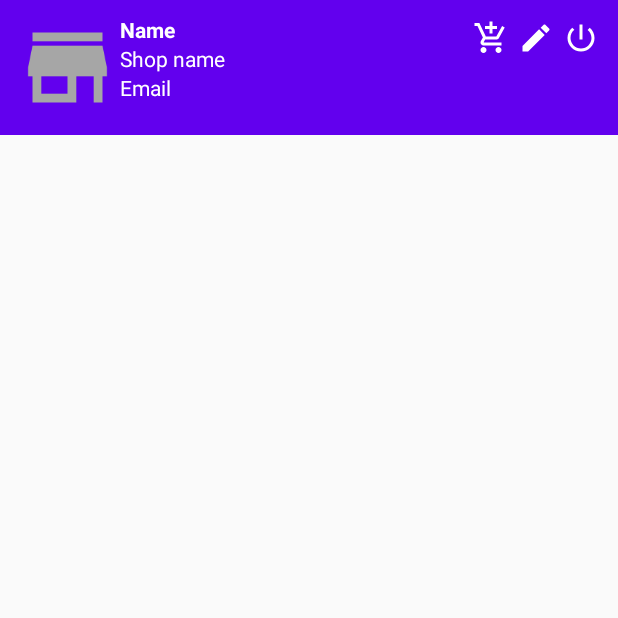
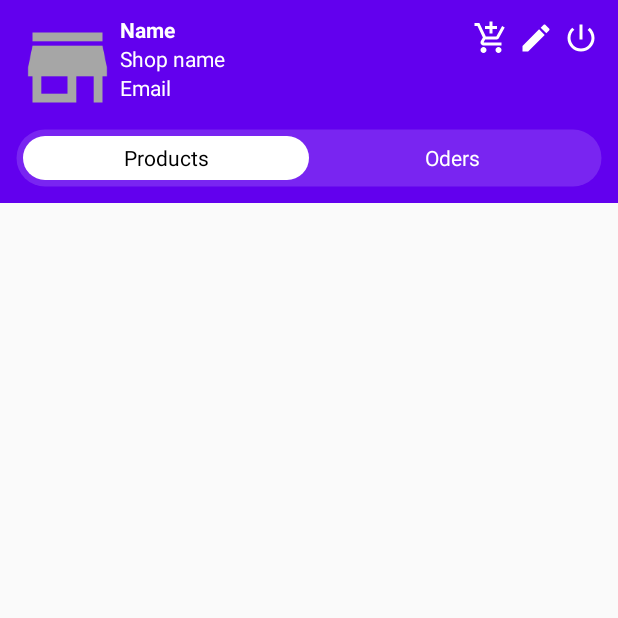
Before and after one commit to Kimkims1/groceries-shop, an Android app: the MainSellerActivity screen opened directly, with no data from a screen before it, on a phone screen of 412 x 824 dp, the top half of it. Run offline under Robolectric (Android 15) with nearby library versions, the phone set to English and light mode, and no system bars; our stand-ins replace Firebase (no records; nobody signed in at launch, a user with empty details on screens opened directly), Picasso; plain views replace CircularImageView.

```diff
--- a/app/src/main/java/com/carldroid/groceryapp/AddProductActivity.java
+++ b/app/src/main/java/com/carldroid/groceryapp/AddProductActivity.java
@@ -145,7 +145,8 @@ public class AddProductActivity extends AppCompatActivity {
         backBtn.setOnClickListener(new View.OnClickListener() {
             @Override
             public void onClick(View v) {
-                onBackPressed();
+               startActivity(new Intent(AddProductActivity.this,MainSellerActivity.class));
+               finish();
             }
         });
     }
--- a/app/src/main/java/com/carldroid/groceryapp/MainSellerActivity.java
+++ b/app/src/main/java/com/carldroid/groceryapp/MainSellerActivity.java
@@ -8,6 +8,7 @@ import android.os.Bundle;
 import android.view.View;
 import android.widget.ImageButton;
 import android.widget.ImageView;
+import android.widget.RelativeLayout;
 import android.widget.TextView;
 
 import com.google.firebase.auth.FirebaseAuth;
@@ -21,11 +22,13 @@ import com.squareup.picasso.Picasso;
 
 public class MainSellerActivity extends AppCompatActivity {
 
-    private TextView nameTv, emailTv, shopNameTv;
+    private TextView nameTv, emailTv, shopNameTv, productTab, OrderTab;
     private ImageButton logout, editProfileBtn, addProductBtn;
     private ImageView profileIv;
 
     private FirebaseAuth firebaseAuth;
+
+    private RelativeLayout productsRl, ordersRl;
 
     @Override
     protected void onCreate(Bundle savedInstanceState) {
@@ -39,9 +42,32 @@ public class MainSellerActivity extends AppCompatActivity {
         shopNameTv = findViewById(R.id.shopNameTv);
         addProductBtn = findViewById(R.id.addProductBtn);
         profileIv = findViewById(R.id.profileIv);
+        productTab = findViewById(R.id.productsTab);
+        OrderTab = findViewById(R.id.ordersTab);
+        productsRl = findViewById(R.id.productsRl);
+        ordersRl = findViewById(R.id.odersRl);
 
         firebaseAuth = FirebaseAuth.getInstance();
         checkUser();
+
+        showProductsUi();
+
+        productTab.setOnClickListener(new View.OnClickListener() {
+            @Override
+            public void onClick(View v) {
+
+                showProductsUi();
+
+            }
+        });
+
+        OrderTab.setOnClickListener(new View.OnClickListener() {
+            @Override
+            public void onClick(View v) {
+
+                showOdersUi();
+            }
+        });
 
         logout.setOnClickListener(new View.OnClickListener() {
             @Override
@@ -70,6 +96,32 @@ public class MainSellerActivity extends AppCompatActivity {
 
             }
         });
+    }
+
+    private void showOdersUi() {
+        productsRl.setVisibility(View.GONE);
+        ordersRl.setVisibility(View.VISIBLE);
+
+        productTab.setTextColor(getResources().getColor(R.color.colorWhite));
+        productTab.setBackgroundColor(getResources().getColor(android.R.color.transparent));
+
+        OrderTab.setTextColor(getResources().getColor(R.color.colorblack));
+        OrderTab.setBackgroundResource(R.drawable.shape_rect04);
+
+    }
+
+    private void showProductsUi() {
+
+        productsRl.setVisibility(View.VISIBLE);
+        ordersRl.setVisibility(View.GONE);
+
+        productTab.setTextColor(getResources().getColor(R.color.colorblack));
+        productTab.setBackgroundResource(R.drawable.shape_rect04);
+
+        OrderTab.setTextColor(getResources().getColor(R.color.colorWhite));
+        OrderTab.setBackgroundColor(getResources().getColor(android.R.color.transparent));
+
+
     }
 
     private void checkUser() {
--- a/app/src/main/java/com/carldroid/groceryapp/ProfileEditSellerActivity.java
+++ b/app/src/main/java/com/carldroid/groceryapp/ProfileEditSellerActivity.java
@@ -120,8 +120,8 @@ public class ProfileEditSellerActivity extends AppCompatActivity implements Loca
         backBtn.setOnClickListener(new View.OnClickListener() {
             @Override
             public void onClick(View v) {
-                //go back previous activity
-                onBackPressed();
+                startActivity(new Intent(ProfileEditSellerActivity.this,MainSellerActivity.class));
+                finish();
             }
         });
 
--- /dev/null
+++ b/app/src/main/res/drawable/ic_arrow_gray.xml
@@ -0,0 +1,5 @@
+<vector android:height="24dp" android:tint="#A6A6A6"
+    android:viewportHeight="24.0" android:viewportWidth="24.0"
+    android:width="24dp" xmlns:android="http://schemas.android.com/apk/res/android">
+    <path android:fillColor="#FF000000" android:pathData="M8.59,16.34l4.58,-4.59 -4.58,-4.59L10,5.75l6,6 -6,6z"/>
+</vector>
--- /dev/null
+++ b/app/src/main/res/drawable/shape_rect03.xml
@@ -0,0 +1,12 @@
+<?xml version="1.0" encoding="utf-8"?>
+<shape xmlns:android="http://schemas.android.com/apk/res/android"
+
+    android:shape="rectangle">
+
+    <solid android:color="#25ffffff" />
+    <corners android:radius="20dp" />
+
+    <stroke
+        android:width="2dp"
+        android:color="@android:color/transparent" />
+</shape>
--- /dev/null
+++ b/app/src/main/res/drawable/shape_rect04.xml
@@ -0,0 +1,9 @@
+<?xml version="1.0" encoding="utf-8"?>
+<shape xmlns:android="http://schemas.android.com/apk/res/android"
+
+    android:shape="rectangle">
+
+    <solid android:color="#ffffff" />
+    <corners android:radius="20dp" />
+
+</shape>
--- a/app/src/main/res/layout/activity_add_product.xml
+++ b/app/src/main/res/layout/activity_add_product.xml
@@ -55,6 +55,7 @@
             android:layout_height="wrap_content"
             android:layout_below="@id/productIconIv"
             android:layout_margin="5dp"
+            android:hint="Title"
             android:background="@drawable/shape_rect02"
             android:drawableStart="@drawable/ic_title_gray"
             android:drawablePadding="10dp"
@@ -67,6 +68,7 @@
             android:layout_height="wrap_content"
             android:layout_below="@id/titleEt"
             android:layout_margin="5dp"
+            android:hint="Description"
             android:background="@drawable/shape_rect02"
             android:drawableStart="@drawable/ic_title_gray"
             android:drawablePadding="10dp"
--- a/app/src/main/res/layout/activity_main_seller.xml
+++ b/app/src/main/res/layout/activity_main_seller.xml
@@ -29,7 +29,6 @@
             android:layout_toStartOf="@id/logoutBtn"
             android:background="@null"
             android:src="@drawable/ic_edit_white" />
-
 
 
         <!-- Add product button-->
@@ -78,5 +77,48 @@
             android:text="Email"
             android:textColor="@color/colorWhite" />
 
+        <LinearLayout
+            android:layout_width="match_parent"
+            android:layout_height="40dp"
+            android:layout_below="@id/profileIv"
+            android:layout_marginTop="5dp"
+            android:background="@drawable/shape_rect03"
+            android:orientation="horizontal"
+            android:padding="5dp">
+
+            <TextView
+                android:id="@+id/productsTab"
+                android:layout_width="match_parent"
+                android:layout_height="match_parent"
+                android:layout_weight="1"
+                android:background="@drawable/shape_rect04"
+                android:gravity="center"
+                android:text="Products"
+                android:textColor="@color/colorblack" />
+
+            <TextView
+                android:id="@+id/ordersTab"
+                android:layout_width="match_parent"
+                android:layout_height="match_parent"
+                android:layout_weight="1"
+                android:gravity="center"
+                android:text="Oders"
+                android:textColor="@color/colorWhite" />
+        </LinearLayout>
+
+
     </RelativeLayout>
+
+    <RelativeLayout
+        android:id="@+id/productsRl"
+        android:layout_width="match_parent"
+        android:layout_height="match_parent"
+        android:layout_below="@+id/toobarRl" />
+
+    <RelativeLayout
+        android:id="@+id/odersRl"
+        android:layout_width="match_parent"
+        android:layout_height="match_parent"
+        android:layout_below="@+id/toobarRl" />
+
 </RelativeLayout>
--- a/app/src/main/res/layout/activity_profile_edit_user.xml
+++ b/app/src/main/res/layout/activity_profile_edit_user.xml
@@ -14,7 +14,7 @@
         android:padding="10dp">
 
         <ImageButton
-            android:id="@+id/backBtn"
+            android:id="@+id/backBtnProfile"
             android:layout_width="30dp"
             android:layout_height="30dp"
             android:layout_marginTop="0dp"
--- a/app/src/main/res/values/colors.xml
+++ b/app/src/main/res/values/colors.xml
@@ -7,4 +7,5 @@
     <color name="colorgray01">#C9C9C9</color>
     <color name="colorgray02">#03DAC5</color>
     <color name="colorblack">#000000</color>
+    <color name="colorGreen">#43a047</color>
 </resources>
```
Also changed, not shown: app/build.gradle (+9 -0 lines), app/src/main/java/com/carldroid/groceryapp/Adapters/ProductSeller.java (added, +111 -0 lines), app/src/main/java/com/carldroid/groceryapp/Models/ModelProduct.java (added, +119 -0 lines), app/src/main/java/com/carldroid/groceryapp/ProfileEditUserActivity.java (+4 -4 lines), app/src/main/res/drawable/shape_rect05.xml (added, +14 -0 lines), app/src/main/res/layout/row_products_seller.xml (added, +95 -0 lines).
